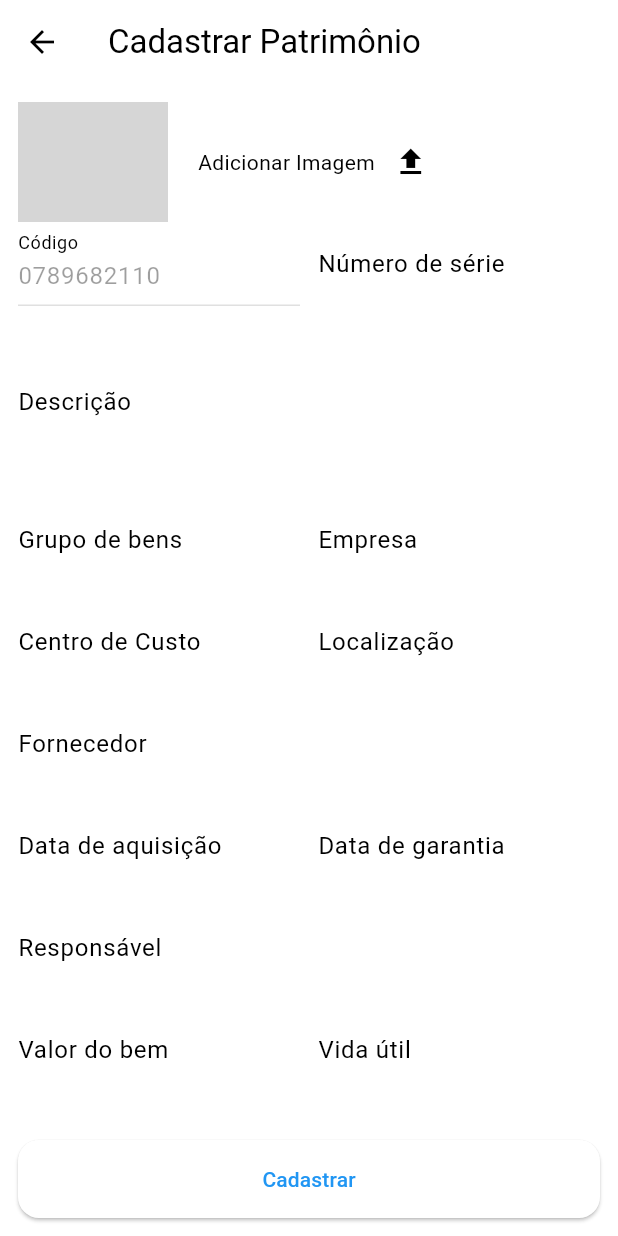
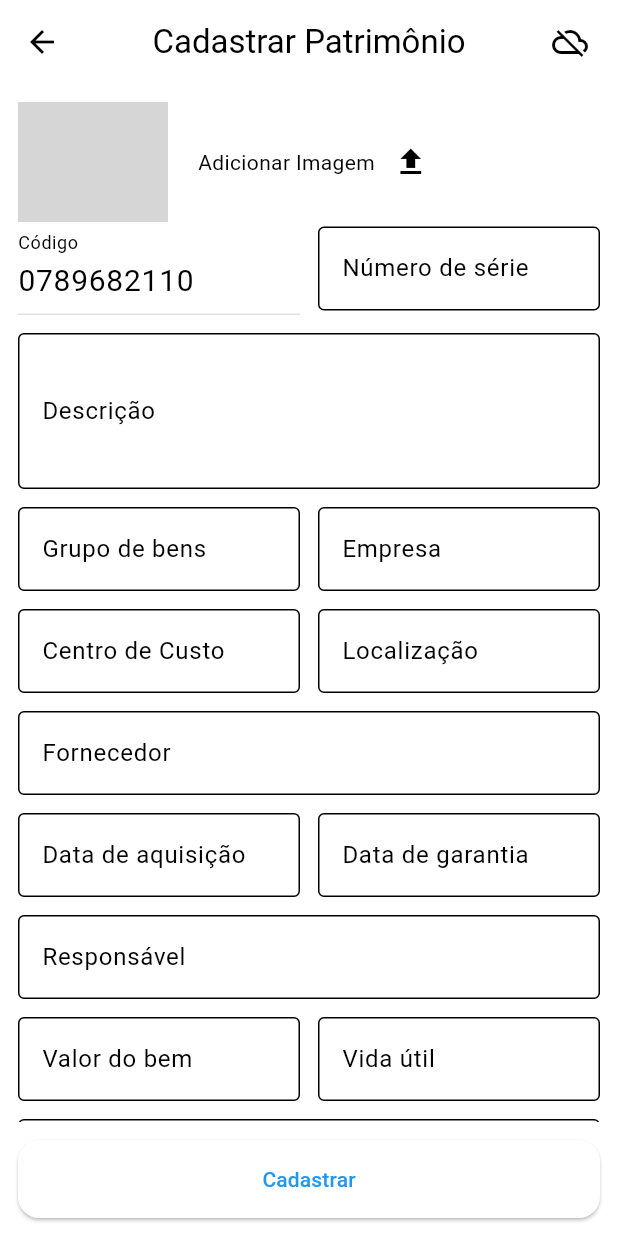
Before and after one commit to CristianoPam/inventario_ibp, a Flutter app: the NovoPatrimonioPage screen opened directly, on a phone screen of 412 x 824 dp. Run offline on Flutter 3.47's test engine with Material 3 defaults, Android fonts, the phone set to English and light mode, and no system bars; our stand-ins replace cloud_firestore, firebase_auth, firebase_core, firebase_storage, flutter_riverpod, go_router and 1 more; missing offline and left inert: validatorless; accounts and stored records are empty; network calls fail; grey boxes are pictures that could not be loaded.

Commit message:
ajusta_layout_cadastrarpatrimonio_18042024

```diff
--- a/lib/pages/cadastrar_patrimonio.dart
+++ b/lib/pages/cadastrar_patrimonio.dart
@@ -221,9 +221,28 @@ class _NovoPatrimonioPageState extends State<NovoPatrimonioPage> {
     },
     icon: const Icon(Icons.arrow_back),
   ),
-  title: Text(widget.patrimonio == null
+  centerTitle: true,
+  title: uploading ? Text('${total.round()}% enviado') :  Text(widget.patrimonio == null
       ? 'Cadastrar Patrimônio' // Corrigido "Cadastra" para "Cadastrar"
       : 'Editar ${widget.patrimonio!.descricao}'),
+
+      actions: [uploading
+              ? const Padding(
+                  padding: EdgeInsets.only(right: 14.0,),
+                  child: Center(
+                    child: SizedBox(
+                      width: 20.0,
+                      height: 20.0,
+                      child: CircularProgressIndicator(
+                        strokeWidth: 3,
+                        color: Colors.white,
+                      ),
+                    ),
+                  ),
+                )
+              : imageUrl != null ? const Icon(Icons.cloud_done): const Icon(Icons.cloud_off),
+               const Padding(padding: EdgeInsets.all(10),),  ],
+
 ),
       body: Stack(
         children: [
@@ -237,28 +256,33 @@ class _NovoPatrimonioPageState extends State<NovoPatrimonioPage> {
   crossAxisAlignment: CrossAxisAlignment.center,
   mainAxisAlignment: MainAxisAlignment.start,
   children: [
-                    //const Icon(Icons.image),
-
-
     SizedBox(
       height: 80,
       width: 100,
-                      child: Image(image:NetworkImage(imageUrl ??
-                      'https://firebasestorage.googleapis.com/v0/b/inventario-ibp-2b71d.appspot.com/o/fotosdefault.png?alt=media&token=f20f8098-21ea-4da0-92f5-5bf9e8d5dac3'
+      child: imageUrl != null
+          ? Image.network(
+              imageUrl!,
+              fit: BoxFit.cover,
+              loadingBuilder: (context, child, loadingProgress) {
+                if (loadingProgress == null) return child;
+                return Center(
+                  child: CircularProgressIndicator(
+                    value: loadingProgress.expectedTotalBytes != null
+                        ? loadingProgress.cumulativeBytesLoaded /
+                            loadingProgress.expectedTotalBytes!
+                        : null,
                   ),
-                      fit: BoxFit.cover,)
+                );
+              },
+            )
+          : const Image(image:NetworkImage('https://firebasestorage.googleapis.com/v0/b/inventario-ibp-2b71d.appspot.com/o/fotosdefault.png?alt=media&token=f20f8098-21ea-4da0-92f5-5bf9e8d5dac3')),
     ),
-                      const Padding(padding: EdgeInsets.all(10),),
-                       //const
-                      imageUrl == null ?
-                      const Text('Adicionar Imagem') :
-                      const Text('Substituir Imagem'),
-
+    const Padding(padding: EdgeInsets.all(10)),
+    Text(imageUrl == null ? 'Adicionar Imagem' : 'Substituir Imagem'),
     IconButton(
       icon: const Icon(Icons.upload),
       onPressed: pickAndUploadImage,
     ),
-
   ],
 ),
 
@@ -279,8 +303,11 @@ class _NovoPatrimonioPageState extends State<NovoPatrimonioPage> {
                           }
                           return null;
                         },
+                        style: const TextStyle(color: Colors.black,fontSize: 20),
                         decoration: const InputDecoration(
                           label: Text('Código'),
+                          enabledBorder: OutlineInputBorder(),
+
                         ),
                       ),
                     ),
@@ -299,6 +326,7 @@ class _NovoPatrimonioPageState extends State<NovoPatrimonioPage> {
                         },
                         decoration: const InputDecoration(
                           label: Text('Número de série'),
+                          enabledBorder: OutlineInputBorder()
                         ),
                       ),
                     ),
@@ -318,6 +346,7 @@ class _NovoPatrimonioPageState extends State<NovoPatrimonioPage> {
                   },
                   decoration: const InputDecoration(
                     label: Text('Descrição'),
+                    enabledBorder: OutlineInputBorder()
                   ),
                 ),
                 const SizedBox(
@@ -336,6 +365,7 @@ class _NovoPatrimonioPageState extends State<NovoPatrimonioPage> {
                         },
                         decoration: const InputDecoration(
                           label: Text('Grupo de bens'),
+                          enabledBorder: OutlineInputBorder()
                         ),
                         onTap: () {
                           _showDialog(
@@ -361,6 +391,7 @@ class _NovoPatrimonioPageState extends State<NovoPatrimonioPage> {
                         },
                         decoration: const InputDecoration(
                           label: Text('Empresa'),
+                          enabledBorder: OutlineInputBorder()
                         ),
                       ),
                     ),
@@ -382,6 +413,7 @@ class _NovoPatrimonioPageState extends State<NovoPatrimonioPage> {
                         },
                         decoration: const InputDecoration(
                           label: Text('Centro de Custo'),
+                          enabledBorder: OutlineInputBorder()
                         ),
                         onTap: () {
                           _showDialog(
@@ -407,6 +439,7 @@ class _NovoPatrimonioPageState extends State<NovoPatrimonioPage> {
                         },
                         decoration: const InputDecoration(
                           label: Text('Localização'),
+                          enabledBorder: OutlineInputBorder()
                         ),
                         onTap: () {
                           _showDialog(
@@ -432,6 +465,7 @@ class _NovoPatrimonioPageState extends State<NovoPatrimonioPage> {
                   },
                   decoration: const InputDecoration(
                     label: Text('Fornecedor'),
+                    enabledBorder: OutlineInputBorder()
                   ),
                   onTap: () {
                     _showDialog(
@@ -457,6 +491,7 @@ class _NovoPatrimonioPageState extends State<NovoPatrimonioPage> {
                         },
                         decoration: const InputDecoration(
                           label: Text('Data de aquisição'),
+                          enabledBorder: OutlineInputBorder()
                         ),
                         onTap: () async {
                           final DateTime? data = await showDatePicker(
@@ -489,6 +524,7 @@ class _NovoPatrimonioPageState extends State<NovoPatrimonioPage> {
                         },
                         decoration: const InputDecoration(
                           label: Text('Data de garantia'),
+                          enabledBorder: OutlineInputBorder()
                         ),
                         onTap: () async {
                           final DateTime? data = await showDatePicker(
@@ -522,6 +558,7 @@ class _NovoPatrimonioPageState extends State<NovoPatrimonioPage> {
                   },
                   decoration: const InputDecoration(
                     label: Text('Responsável'),
+                    enabledBorder: OutlineInputBorder()
                   ),
                   onTap: () {
                     _showDialog(
@@ -548,6 +585,7 @@ class _NovoPatrimonioPageState extends State<NovoPatrimonioPage> {
                         },
                         decoration: const InputDecoration(
                           label: Text('Valor do bem'),
+                          enabledBorder: OutlineInputBorder()
                         ),
                       ),
                     ),
@@ -565,6 +603,7 @@ class _NovoPatrimonioPageState extends State<NovoPatrimonioPage> {
                         },
                         decoration: const InputDecoration(
                           label: Text('Vida útil'),
+                          enabledBorder: OutlineInputBorder()
                         ),
                         onTap: () {
                           _showDialog(
@@ -593,6 +632,7 @@ class _NovoPatrimonioPageState extends State<NovoPatrimonioPage> {
                         },
                         decoration: const InputDecoration(
                           label: Text('Depreciação'),
+                          enabledBorder: OutlineInputBorder()
                         ),
                         onTap: () {
                           _showDialog(
@@ -619,6 +659,7 @@ class _NovoPatrimonioPageState extends State<NovoPatrimonioPage> {
                   },
                   decoration: const InputDecoration(
                     label: Text('Observações'),
+                    enabledBorder: OutlineInputBorder()
                   ),
                 ),
                 const SizedBox(
```
Lines whose indentation alone changed are shown as unchanged.
